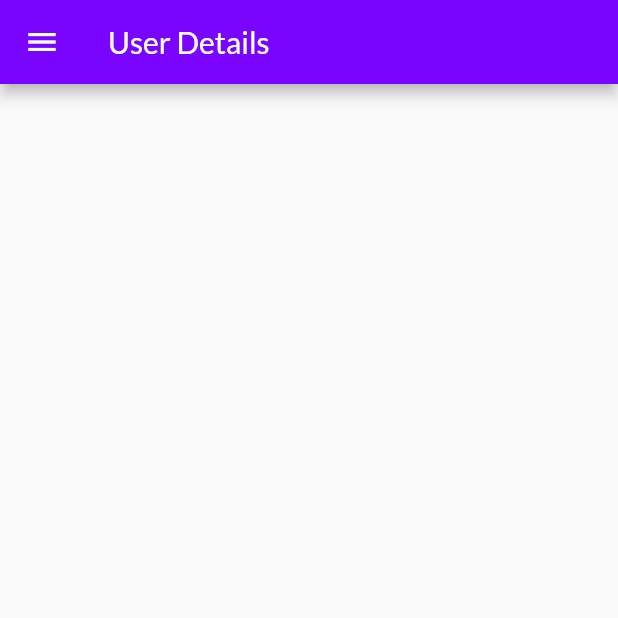
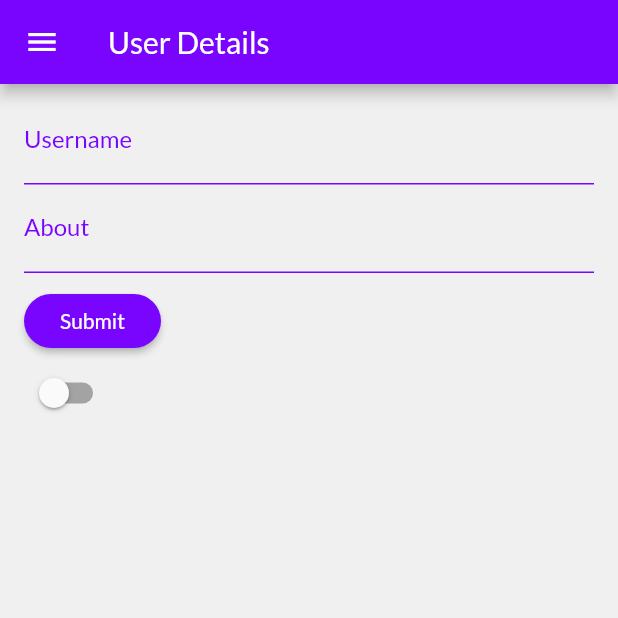
Before and after one commit to jupiter0913/SmartApps, a Flutter app: the UserDetailsPage screen opened by its route, on a phone screen of 412 x 824 dp, the top half of it. Run offline on Flutter 3.47's test engine with Material 2 defaults, Android fonts, the light colour scheme and no system bars; our stand-ins replace cloud_firestore, firebase_auth, firebase_core, font_awesome_flutter, google_sign_in, shared_preferences; accounts and stored records are empty.

Commit message:
feat(phone-app): added user details page

```diff
--- a/phone_app/lib/src/routes/login.dart
+++ b/phone_app/lib/src/routes/login.dart
@@ -4,7 +4,6 @@ import 'package:provider/provider.dart';
 import './contacts.dart';
 import './register.dart';
 import './user_details.dart';
-import '../widgets/dark_mode_toggler.dart';
 import '../widgets/google_oauth.dart';
 import '../widgets/sidedrawer.dart';
 
@@ -99,7 +98,6 @@ class _LoginPageState extends State<LoginPage> {
                   ),
                 ),
                 GoogleOAuth(),
-                DarkModeToggler(),
               ],
             ),
           ),
--- a/phone_app/lib/src/routes/register.dart
+++ b/phone_app/lib/src/routes/register.dart
@@ -5,7 +5,6 @@ import './login.dart';
 import './user_details.dart';
 import '../providers/auth_provider.dart';
 import '../providers/dark_mode_provider.dart';
-import '../widgets/dark_mode_toggler.dart';
 import '../widgets/google_oauth.dart';
 import '../widgets/sidedrawer.dart';
 
@@ -100,7 +99,6 @@ class _RegisterPageState extends State<RegisterPage> {
                   ),
                 ),
                 GoogleOAuth(),
-                DarkModeToggler(),
               ],
             ),
           ),
--- a/phone_app/lib/src/routes/user_details.dart
+++ b/phone_app/lib/src/routes/user_details.dart
@@ -1,17 +1,153 @@
 import 'package:flutter/material.dart';
+import 'package:provider/provider.dart';
+import 'package:smartsapp/src/widgets/dark_mode_toggler.dart';
 
 import '../widgets/sidedrawer.dart';
 
-class UserDetailsPage extends StatelessWidget {
+import '../providers/auth_provider.dart';
+
+class UserDetailsPage extends StatefulWidget {
   static const routeName = "/user-details";
 
   @override
+  _UserDetailsPageState createState() => _UserDetailsPageState();
+}
+
+class _UserDetailsPageState extends State<UserDetailsPage> {
+  final GlobalKey<FormState> formKey = GlobalKey();
+  bool isUsernameValid = true;
+  bool isAboutValid = true;
+  Map<String, String> userData = {
+    'username': '',
+    'about': '',
+  };
+
+  @override
   Widget build(BuildContext context) {
+    final deviceSize = MediaQuery.of(context).size;
+    final themeData = Theme.of(context);
+    final authProvider = Provider.of<AuthProvider>(context);
+    final node = FocusScope.of(context);
+
     return Scaffold(
       appBar: AppBar(
         title: Text("User Details"),
       ),
       drawer: SideDrawer(),
+      body: Container(
+        color: themeData.backgroundColor,
+        height: deviceSize.height,
+        child: Form(
+          key: formKey,
+          child: SingleChildScrollView(
+            padding: const EdgeInsets.symmetric(
+              horizontal: 16,
+              vertical: 8,
+            ),
+            child: Column(
+              mainAxisSize: MainAxisSize.min,
+              crossAxisAlignment: CrossAxisAlignment.start,
+              children: [
+                createUsernameField(themeData, node),
+                createAboutField(themeData, node),
+                SizedBox(height: 8),
+                Visibility(
+                  child: RaisedButton(
+                    onPressed: () => submit(),
+                    child: Text(
+                      "Submit",
+                      style: TextStyle(
+                        color: Colors.white,
+                      ),
+                    ),
+                  ),
+                  visible: !authProvider.isLoading,
+                ),
+                DarkModeToggler(),
+              ],
+            ),
+          ),
+        ),
+      ),
     );
   }
+
+  Widget createUsernameField(ThemeData themeData, FocusNode node) {
+    return TextFormField(
+      decoration: InputDecoration(
+        labelText: 'Username',
+        hintText: 'Enter your username',
+        labelStyle: TextStyle(
+          color:
+              isUsernameValid ? themeData.primaryColor : themeData.errorColor,
+        ),
+      ),
+      validator: (username) {
+        if (username.trim().length < 4) {
+          setState(() {
+            isUsernameValid = false;
+          });
+          return 'Username must contain at least 4 characters';
+        } else if (username.trim().length > 14) {
+          setState(() {
+            isUsernameValid = false;
+          });
+          return "Maximum Username length is 14 characters";
+        } else if (username.trim().indexOf(" ") >= 0) {
+          setState(() {
+            isUsernameValid = false;
+          });
+          return "Username cannot contain spaces";
+        }
+        setState(() {
+          isUsernameValid = true;
+        });
+        return null;
+      },
+      onEditingComplete: () => node.nextFocus(),
+      onSaved: (value) {
+        userData['username'] = value;
+      },
+    );
+  }
+
+  Widget createAboutField(ThemeData themeData, FocusNode node) {
+    return TextFormField(
+      decoration: InputDecoration(
+        labelText: 'About',
+        hintText: 'Enter something about you',
+        labelStyle: TextStyle(
+          color: isAboutValid ? themeData.primaryColor : themeData.errorColor,
+        ),
+      ),
+      validator: (about) {
+        if (about.trim().length == 0) {
+          setState(() {
+            isAboutValid = false;
+          });
+          return 'About cannot be blank';
+        } else if (about.trim().length > 80) {
+          setState(() {
+            isAboutValid = false;
+          });
+          return "Maximum About length is 80 characters";
+        }
+        setState(() {
+          isAboutValid = true;
+        });
+        return null;
+      },
+      onEditingComplete: () => node.unfocus(),
+      onSaved: (value) {
+        userData['username'] = value;
+      },
+    );
+  }
+
+  Future<void> submit() async {
+    formKey.currentState.save();
+    if (!formKey.currentState.validate()) {
+      return;
+    }
+  }
 }
--- a/phone_app/lib/src/widgets/dark_mode_toggler.dart
+++ b/phone_app/lib/src/widgets/dark_mode_toggler.dart
@@ -8,11 +8,13 @@ class DarkModeToggler extends StatelessWidget {
   Widget build(BuildContext context) {
     final themeChange = Provider.of<DarkModeProvider>(context);
 
-    return Checkbox(
+    return Switch.adaptive(
       value: themeChange.isDarkTheme,
       onChanged: (bool value) {
         themeChange.isDarkTheme = value;
       },
+      activeColor: Colors.grey,
+      activeTrackColor: Theme.of(context).primaryColor,
     );
   }
 }
```
